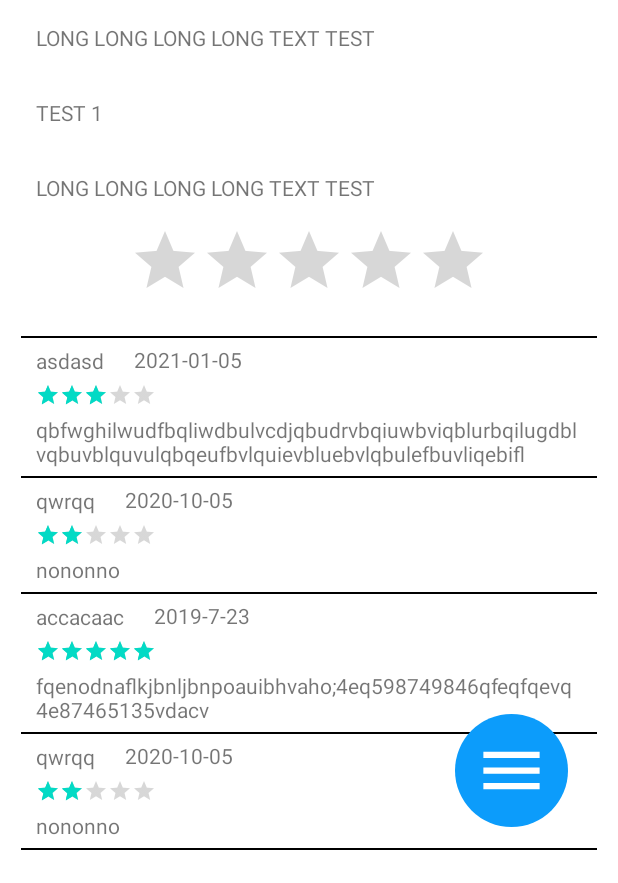
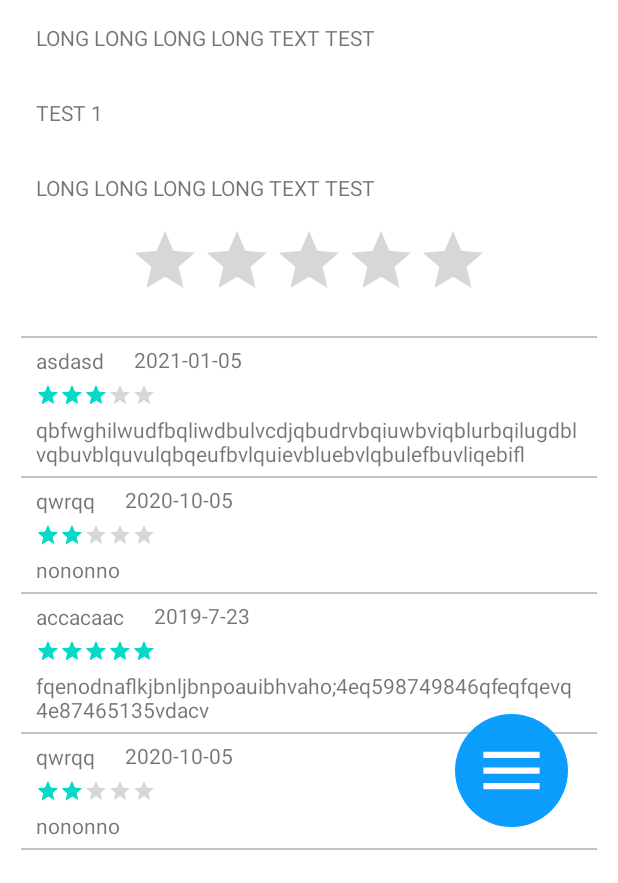
Before and after one commit to SGSON/ASmallMuseum, an Android app: the ArtViewActivity screen opened directly, with no data from a screen before it, on a phone screen of 412 x 824 dp, the part 353-1236 px from its top. Run offline under Robolectric (Android 15) with nearby library versions, the phone set to English and light mode, and no system bars.

Commit message:
modified the layout

```diff
--- a/app/src/main/res/layout/item_review.xml
+++ b/app/src/main/res/layout/item_review.xml
@@ -8,7 +8,7 @@
         android:id="@+id/border"
         android:layout_width="match_parent"
         android:layout_height="1dp"
-        android:background="@color/black"
+        android:background="#9EA39999"
         app:layout_constraintTop_toTopOf="parent"
         app:layout_constraintBottom_toTopOf="@id/review_id"
         app:layout_constraintStart_toStartOf="parent"
```
